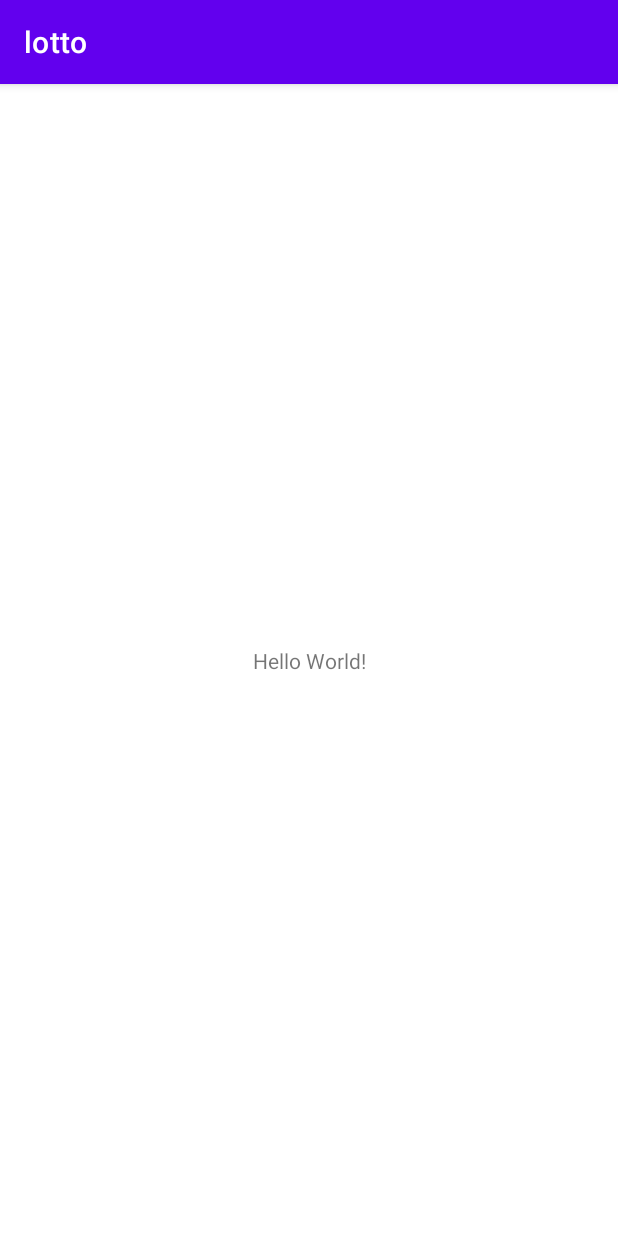
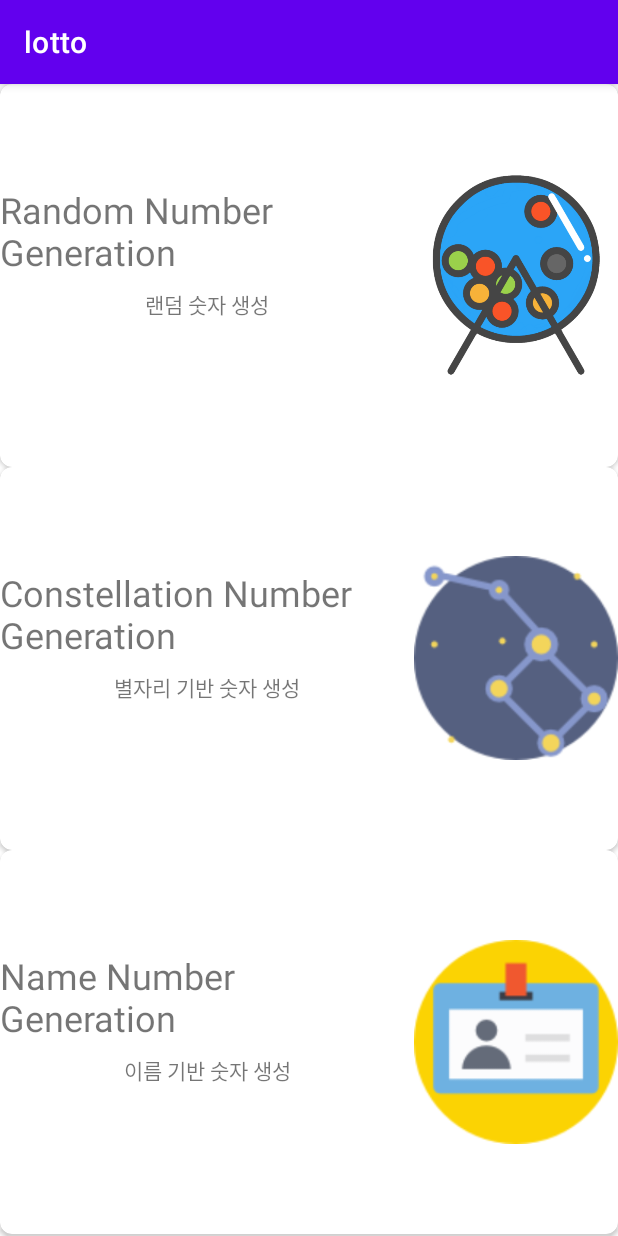
Before and after one commit to dahye828/lotto, an Android app: the screen it shows after launch (MainActivity), on a phone screen of 412 x 824 dp. Run offline under Robolectric (Android 15) with nearby library versions, the phone set to English and light mode, and no system bars.

Commit message:
Lotto menu

```diff
--- a/app/build.gradle
+++ b/app/build.gradle
@@ -42,4 +42,5 @@ dependencies {
     testImplementation 'junit:junit:4.+'
     androidTestImplementation 'androidx.test.ext:junit:1.1.2'
     androidTestImplementation 'androidx.test.espresso:espresso-core:3.3.0'
+    implementation'androidx.cardview:cardview:1.0.0'
 }
--- a/app/src/main/res/layout/activity_main.xml
+++ b/app/src/main/res/layout/activity_main.xml
@@ -1,18 +1,158 @@
 <?xml version="1.0" encoding="utf-8"?>
-<androidx.constraintlayout.widget.ConstraintLayout xmlns:android="http://schemas.android.com/apk/res/android"
+<LinearLayout xmlns:android="http://schemas.android.com/apk/res/android"
     xmlns:app="http://schemas.android.com/apk/res-auto"
     xmlns:tools="http://schemas.android.com/tools"
     android:layout_width="match_parent"
     android:layout_height="match_parent"
-    tools:context=".MainActivity">
+    android:orientation="vertical"
+    android:weightSum="1.0"
+    tools:context=".MainActivity" >
 
-    <TextView
-        android:layout_width="wrap_content"
-        android:layout_height="wrap_content"
-        android:text="Hello World!"
-        app:layout_constraintBottom_toBottomOf="parent"
-        app:layout_constraintLeft_toLeftOf="parent"
-        app:layout_constraintRight_toRightOf="parent"
-        app:layout_constraintTop_toTopOf="parent" />
+    <androidx.cardview.widget.CardView
+        android:layout_width="match_parent"
+        android:layout_height="0dp"
+        android:layout_weight="0.333"
+        app:cardCornerRadius="8dp">
 
-</androidx.constraintlayout.widget.ConstraintLayout>
+        <LinearLayout
+            android:layout_width="match_parent"
+            android:layout_height="match_parent"
+            android:gravity="center|right"
+            android:orientation="horizontal">
+
+            <LinearLayout
+                android:layout_width="280dp"
+                android:layout_height="match_parent"
+                android:layout_weight="1"
+                android:gravity="center|left"
+                android:orientation="vertical">
+
+                <TextView
+                    android:id="@+id/textView1"
+                    android:layout_width="match_parent"
+                    android:layout_height="match_parent"
+                    android:layout_weight="1"
+                    android:gravity="bottom|center|left"
+                    android:text="Random Number Generation"
+                    android:textSize="24sp" />
+
+                <TextView
+                    android:id="@+id/textView2"
+                    android:layout_width="match_parent"
+                    android:layout_height="match_parent"
+                    android:layout_marginTop="8dp"
+                    android:layout_weight="1"
+                    android:gravity="center|top"
+                    android:text="랜덤 숫자 생성" />
+
+            </LinearLayout>
+
+            <ImageView
+                android:id="@+id/imageView1"
+                android:layout_width="140dp"
+                android:layout_height="140dp"
+                android:layout_weight="1"
+                app:srcCompat="@drawable/lottery" />
+
+        </LinearLayout>
+    </androidx.cardview.widget.CardView>
+
+    <androidx.cardview.widget.CardView
+        android:layout_width="match_parent"
+        android:layout_height="0dp"
+        android:layout_weight="0.333"
+        app:cardCornerRadius="8dp">
+
+        <LinearLayout
+            android:layout_width="match_parent"
+            android:layout_height="match_parent"
+            android:gravity="center|right"
+            android:orientation="horizontal">
+
+            <LinearLayout
+                android:layout_width="280dp"
+                android:layout_height="match_parent"
+                android:layout_weight="1"
+                android:gravity="center|left"
+                android:orientation="vertical">
+
+                <TextView
+                    android:id="@+id/textView3"
+                    android:layout_width="match_parent"
+                    android:layout_height="match_parent"
+                    android:layout_weight="1"
+                    android:gravity="bottom|center|left"
+                    android:text="Constellation Number Generation"
+                    android:textSize="24sp" />
+
+                <TextView
+                    android:id="@+id/textView4"
+                    android:layout_width="match_parent"
+                    android:layout_height="match_parent"
+                    android:layout_marginTop="8dp"
+                    android:layout_weight="1"
+                    android:gravity="center|top"
+                    android:text="별자리 기반 숫자 생성" />
+
+            </LinearLayout>
+
+            <ImageView
+                android:id="@+id/imageView2"
+                android:layout_width="140dp"
+                android:layout_height="140dp"
+                android:layout_weight="1"
+                app:srcCompat="@drawable/constellation" />
+
+        </LinearLayout>
+    </androidx.cardview.widget.CardView>
+
+    <androidx.cardview.widget.CardView
+        android:layout_width="match_parent"
+        android:layout_height="0dp"
+        android:layout_weight="0.333"
+        app:cardCornerRadius="8dp">
+
+        <LinearLayout
+            android:layout_width="match_parent"
+            android:layout_height="match_parent"
+            android:gravity="center|right"
+            android:orientation="horizontal">
+
+            <LinearLayout
+                android:layout_width="280dp"
+                android:layout_height="match_parent"
+                android:layout_weight="1"
+                android:gravity="center|left"
+                android:orientation="vertical">
+
+                <TextView
+                    android:id="@+id/textView5"
+                    android:layout_width="match_parent"
+                    android:layout_height="match_parent"
+                    android:layout_weight="1"
+                    android:gravity="bottom|center|left"
+                    android:text="Name Number Generation"
+                    android:textSize="24sp" />
+
+                <TextView
+                    android:id="@+id/textView6"
+                    android:layout_width="match_parent"
+                    android:layout_height="match_parent"
+                    android:layout_marginTop="8dp"
+                    android:layout_weight="1"
+                    android:gravity="center|top"
+                    android:text="이름 기반 숫자 생성" />
+
+            </LinearLayout>
+
+            <ImageView
+                android:id="@+id/imageView3"
+                android:layout_width="140dp"
+                android:layout_height="140dp"
+                android:layout_weight="1"
+                app:srcCompat="@drawable/name" />
+
+        </LinearLayout>
+    </androidx.cardview.widget.CardView>
+
+</LinearLayout>
--- /dev/null
+++ b/app/src/main/res/layout/lin_layout_vertical.xml
@@ -0,0 +1,38 @@
+<?xml version="1.0" encoding="utf-8"?>
+<LinearLayout xmlns:android="http://schemas.android.com/apk/res/android"
+    android:layout_width="match_parent"
+    android:layout_height="match_parent"
+    android:orientation="vertical">
+
+    <Button
+        android:id="@+id/button"
+        android:layout_width="match_parent"
+        android:layout_height="wrap_content"
+        android:text="Button" />
+
+    <Button
+        android:id="@+id/button2"
+        android:layout_width="match_parent"
+        android:layout_height="wrap_content"
+        android:text="Button" />
+
+    <LinearLayout
+        android:layout_width="match_parent"
+        android:layout_height="match_parent"
+        android:orientation="horizontal">
+
+        <Button
+            android:id="@+id/button3"
+            android:layout_width="wrap_content"
+            android:layout_height="wrap_content"
+            android:layout_weight="1"
+            android:text="Button" />
+
+        <Button
+            android:id="@+id/button4"
+            android:layout_width="wrap_content"
+            android:layout_height="wrap_content"
+            android:layout_weight="1"
+            android:text="Button" />
+    </LinearLayout>
+</LinearLayout>
```
Also changed, not shown: app/src/main/res/drawable/constellation.png (added), app/src/main/res/drawable/lottery.png (added), app/src/main/res/drawable/name.png (added), gradle/wrapper/gradle-wrapper.properties.
